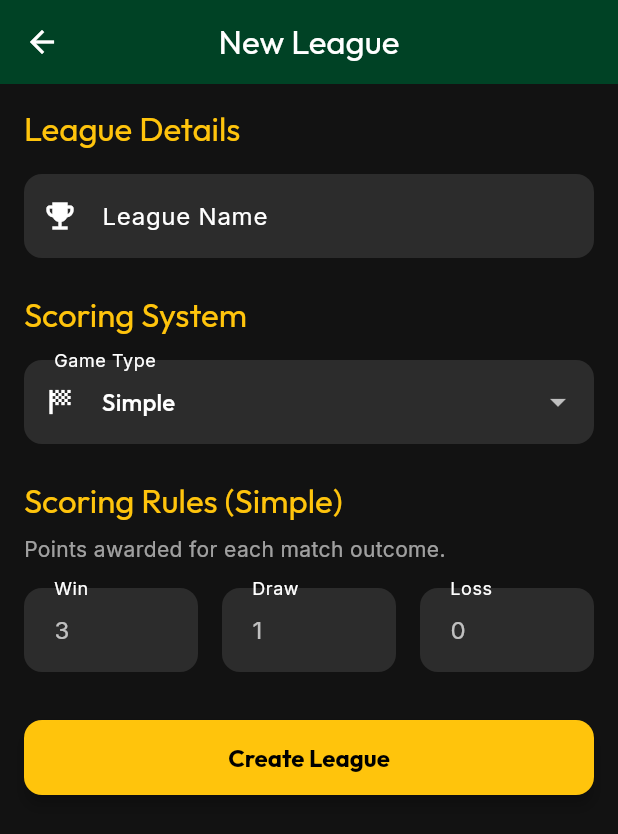
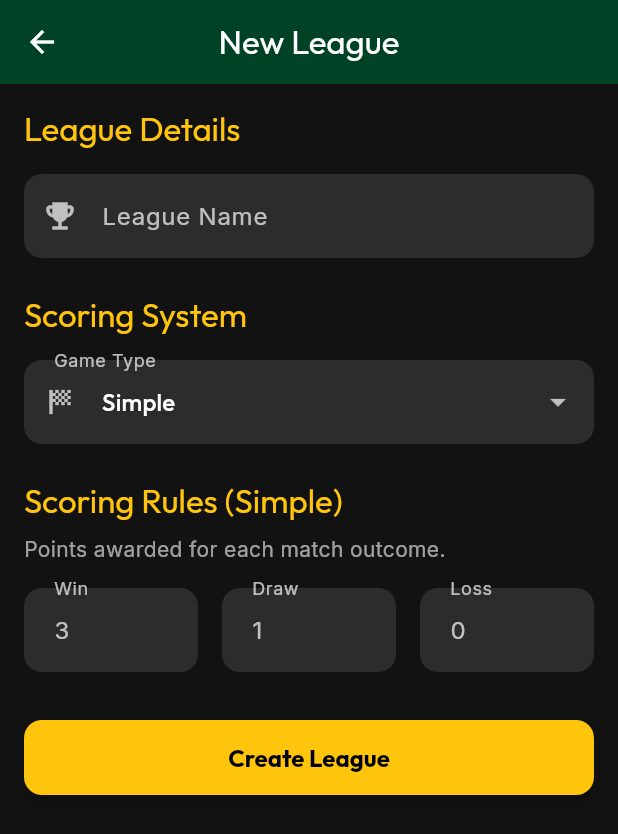
Before and after one commit to FrankPudding/game-on, a Flutter app: the screen it shows after launch, after a tap on "Create First League", on a phone screen of 412 x 824 dp. Shown: the top 834 px of the screen. Run offline on Flutter 3.47's test engine with Material 3 defaults, Android fonts, the phone set to English and light mode, and no system bars; our stand-ins replace flutter_riverpod, google_fonts, hive, hive_flutter; accounts and stored records are empty.

Commit message:
fix colours on add league screen

```diff
--- a/lib/theme/app_theme.dart
+++ b/lib/theme/app_theme.dart
@@ -104,6 +104,21 @@ class AppTheme {
         ),
         contentPadding:
             const EdgeInsets.symmetric(horizontal: 16, vertical: 16),
+        labelStyle: const TextStyle(color: Colors.white70),
+        floatingLabelStyle: WidgetStateTextStyle.resolveWith((states) {
+          if (states.contains(WidgetState.focused)) {
+            return const TextStyle(
+                color: mikadoYellow, fontWeight: FontWeight.bold);
+          }
+          return const TextStyle(color: Colors.white70);
+        }),
+        hintStyle: const TextStyle(color: Colors.white38),
+        prefixIconColor: WidgetStateColor.resolveWith((states) {
+          if (states.contains(WidgetState.focused)) {
+            return mikadoYellow;
+          }
+          return Colors.white70;
+        }),
       ),
       navigationBarTheme: NavigationBarThemeData(
         backgroundColor: backgroundBlack,
```
